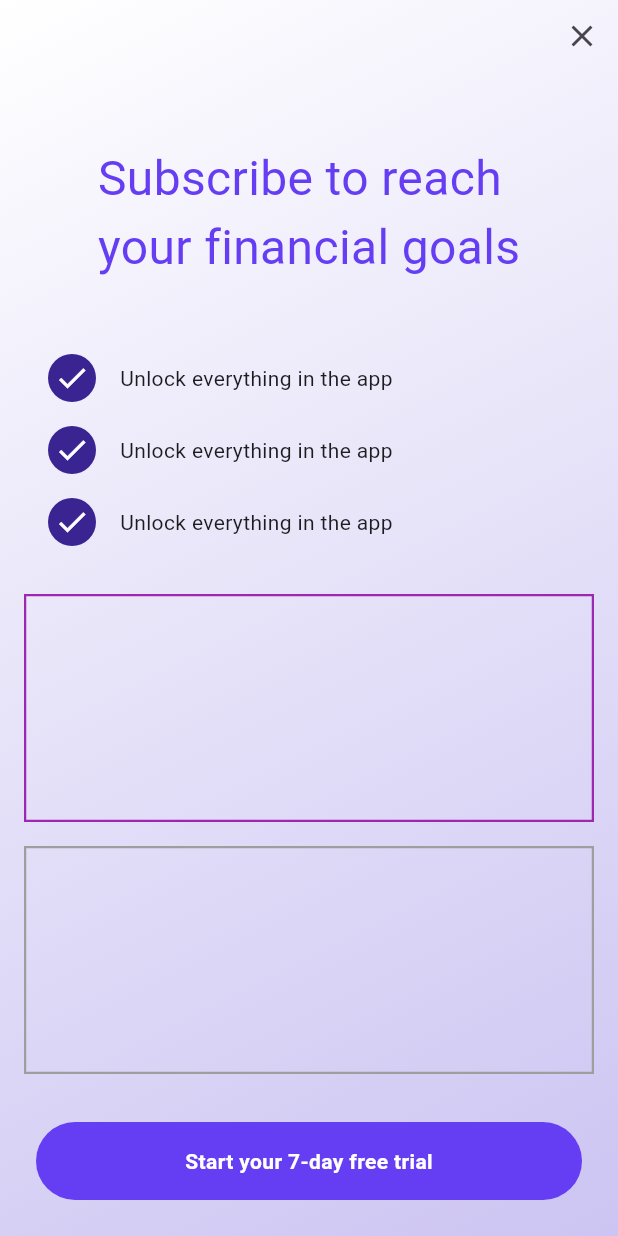
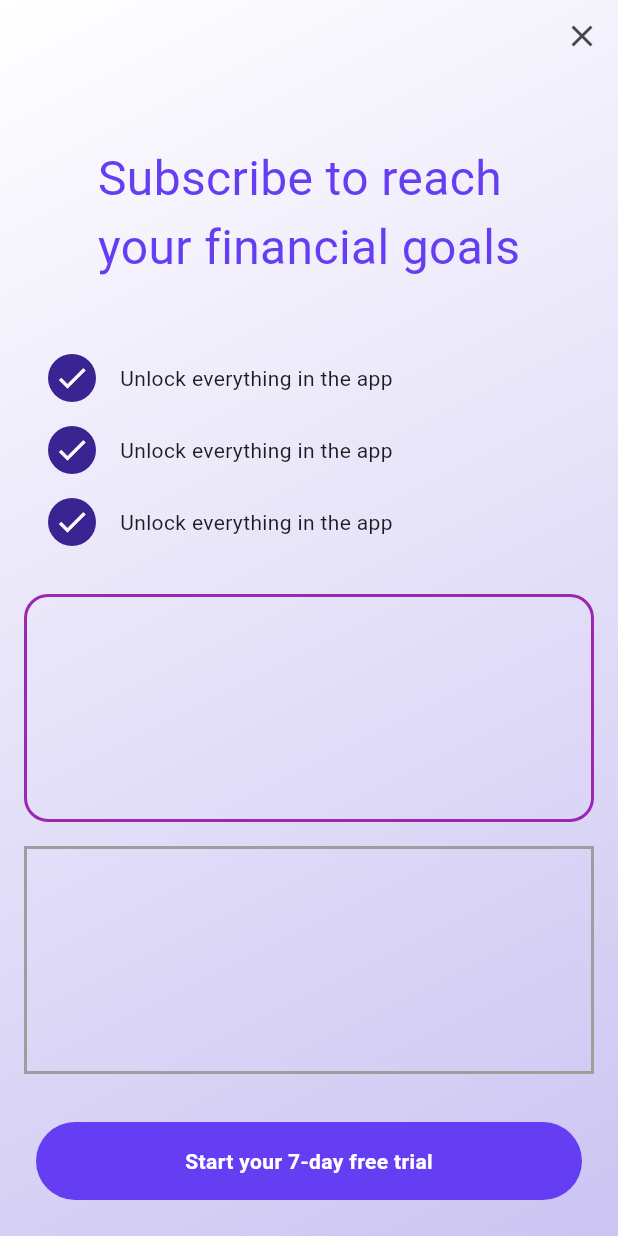
Before and after one commit to JAICHANGPARK/flutter_notebook_chapter_43, a Flutter app: the PaywallScreen screen opened directly, on a phone screen of 412 x 824 dp. Run offline on Flutter 3.47's test engine with Material 3 defaults, Android fonts, the phone set to English and light mode, and no system bars; our stand-ins replace gap.

Commit message:
Update paywall_screen.dart

```diff
--- a/lib/ep2154_paywall_screen/views/paywall_screen.dart
+++ b/lib/ep2154_paywall_screen/views/paywall_screen.dart
@@ -113,8 +113,9 @@ class _PaywallScreenState extends State<PaywallScreen> {
                             decoration: BoxDecoration(
                               border: Border.all(
                                 color: Colors.purple,
-                                width: 1.5,
+                                width: 2,
                               ),
+                              borderRadius: BorderRadius.circular(16),
                             ),
                           ),
                         ),
@@ -123,7 +124,7 @@ class _PaywallScreenState extends State<PaywallScreen> {
                             decoration: BoxDecoration(
                               border: Border.all(
                                 color: Colors.grey,
-                                width: 1.5,
+                                width: 2,
                               ),
                             ),
                           ),
```
